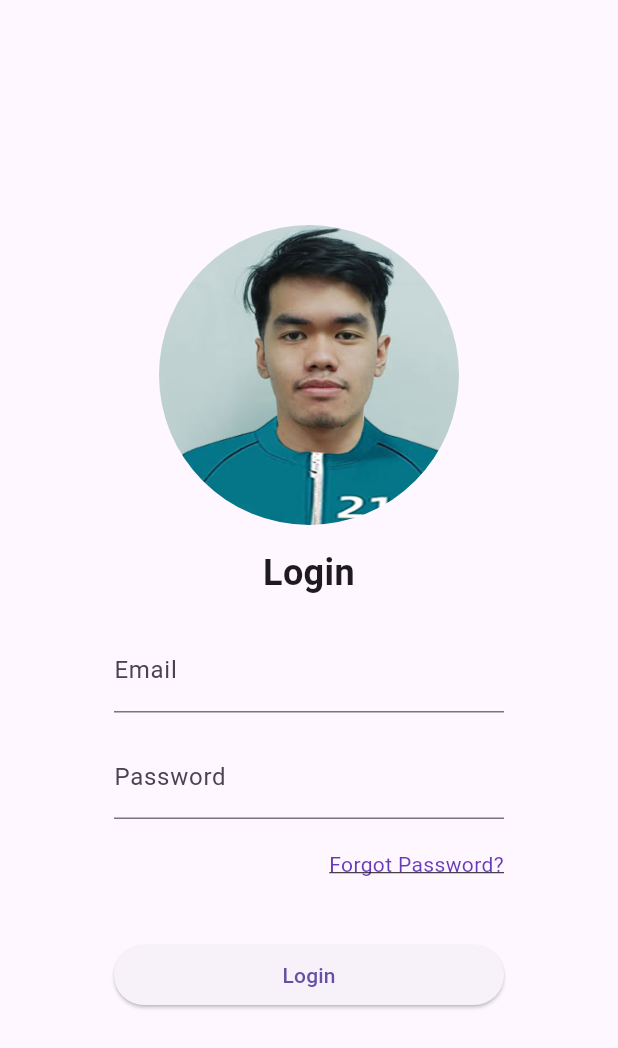
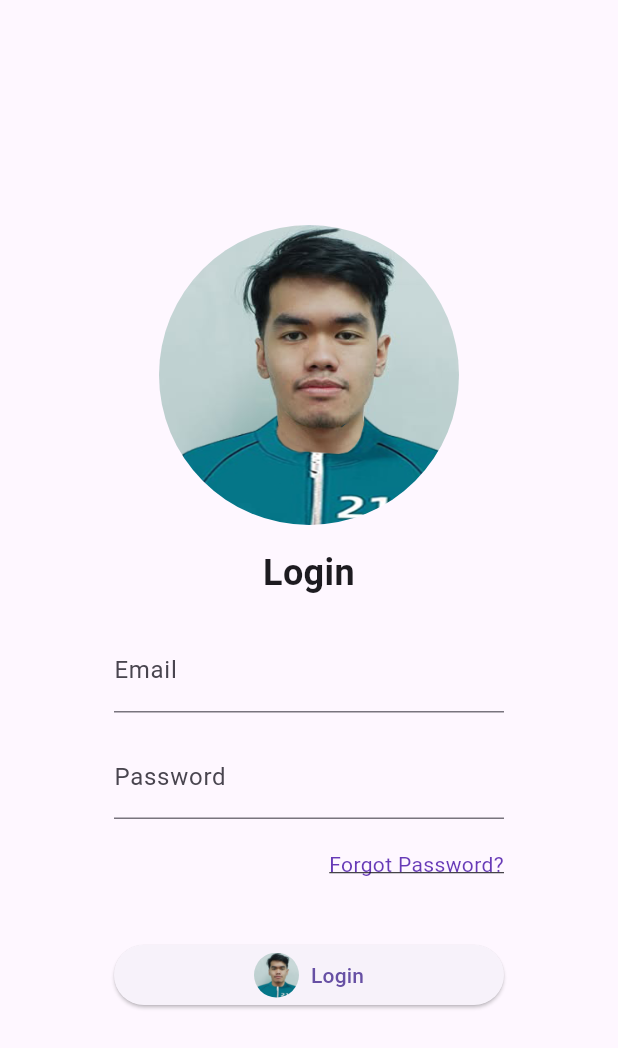
Before and after one commit to glitchcodes/flutter_activity_2, a Flutter app: the Page4 screen opened directly, on a phone screen of 412 x 824 dp. Shown: the top 1048 px of the screen. Run offline on Flutter 3.47's test engine with Material 3 defaults, Android fonts, the phone set to English and light mode, and no system bars.

Commit message:
Update page4.dart

```diff
--- a/lib/pages/page4.dart
+++ b/lib/pages/page4.dart
@@ -65,7 +65,31 @@ class Page4 extends StatelessWidget {
                 // separator
                 height: 40,
               ),
-              ElevatedButton(onPressed: () {}, child: const Text("Login"))
+              ElevatedButton(
+                onPressed: () {},
+                child: Row(
+                  mainAxisSize:
+                      MainAxisSize.min, // Makes the button wrap its content
+                  mainAxisAlignment:
+                      MainAxisAlignment.center, // Centers the row content
+                  children: [
+                    Container(
+                      width: 30,
+                      height: 30,
+                      decoration: BoxDecoration(
+                        shape: BoxShape.circle,
+                        image: const DecorationImage(
+                          image: AssetImage('assets/4.png'),
+                          fit: BoxFit.cover,
+                        ),
+                      ),
+                    ),
+                    const SizedBox(
+                        width: 8), // Add spacing between icon and text
+                    const Text("Login"),
+                  ],
+                ),
+              )
             ],
           ),
         ),
```
